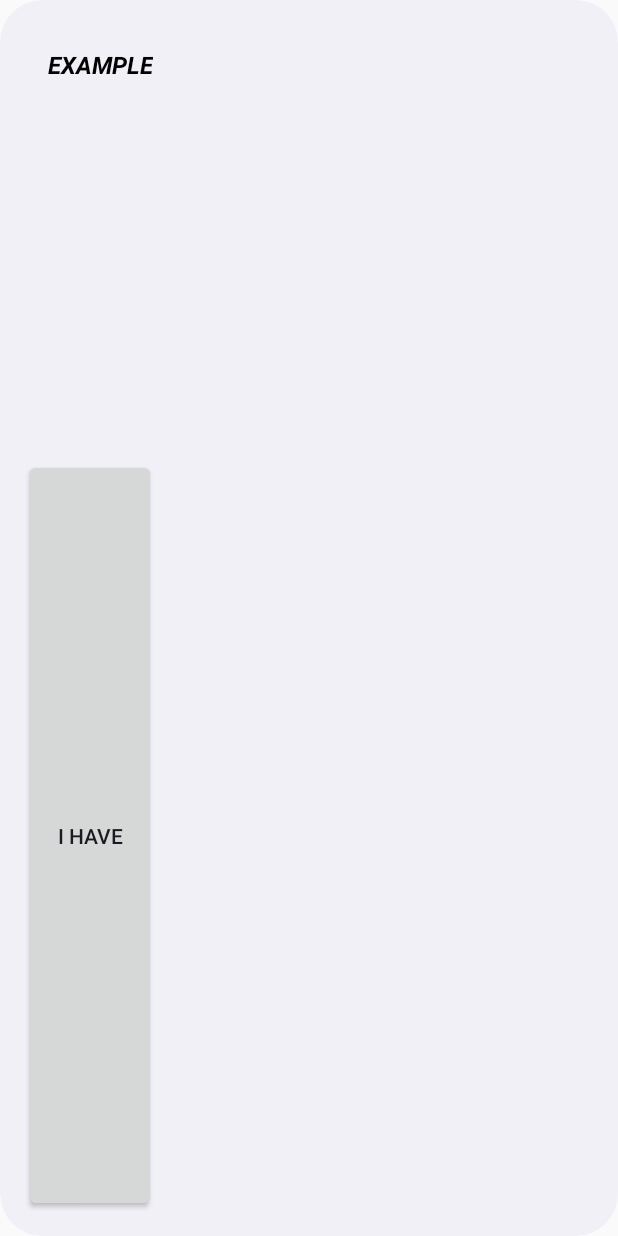
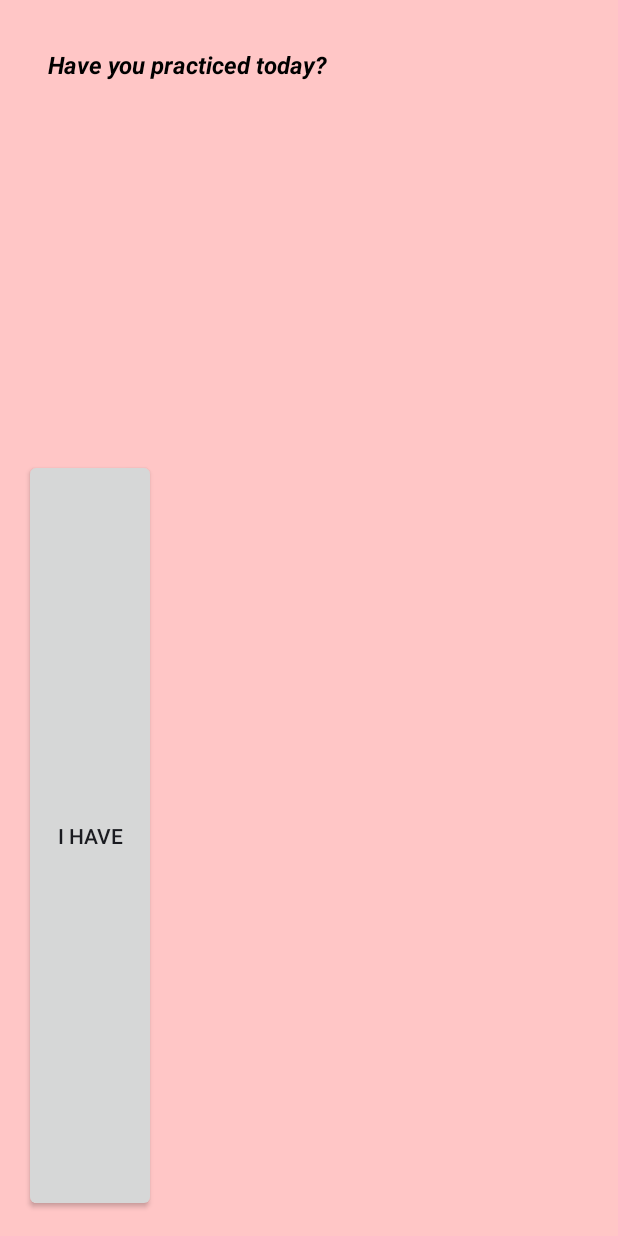
Before and after one commit to reluttrull/PracticeApp, an Android app built with Jetpack Compose: the layout practice_app_widget.xml on its own in the app's theme, with its tools: preview values and no code run, on a phone screen of 412 x 824 dp. Run offline under Robolectric (Android 15) with nearby library versions, the phone set to English and light mode, and no system bars.

Commit message:
resolve #9

```diff
--- a/app/src/main/res/layout/practice_app_widget.xml
+++ b/app/src/main/res/layout/practice_app_widget.xml
@@ -4,6 +4,7 @@
     android:layout_width="match_parent"
     android:layout_height="match_parent"
     android:orientation="vertical"
+    android:background="#FFC6C6"
     android:theme="@style/Theme.PracticeApp.AppWidgetContainer">
     <TextView
         android:id="@+id/appwidget_text"
--- a/app/src/main/res/values/strings.xml
+++ b/app/src/main/res/values/strings.xml
@@ -1,6 +1,6 @@
 <resources>
     <string name="app_name">PracticeApp</string>
-    <string name="appwidget_text">EXAMPLE</string>
+    <string name="appwidget_text">Have you practiced today?</string>
     <string name="add_widget">Add widget</string>
     <string name="app_widget_description">This is an app widget description</string>
 </resources>
```
